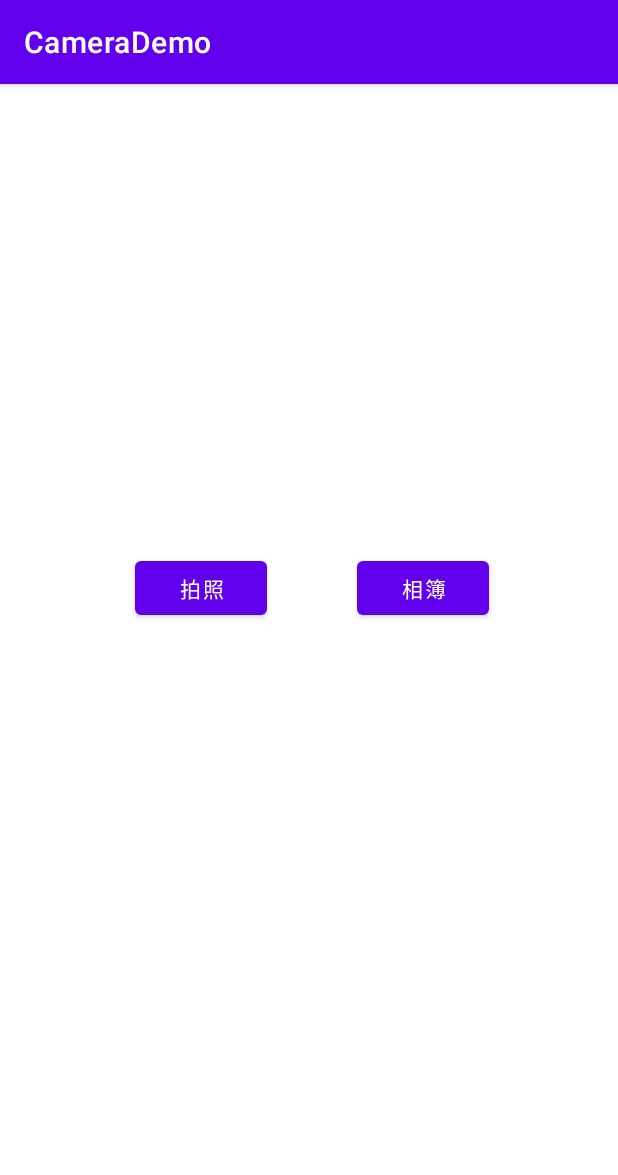
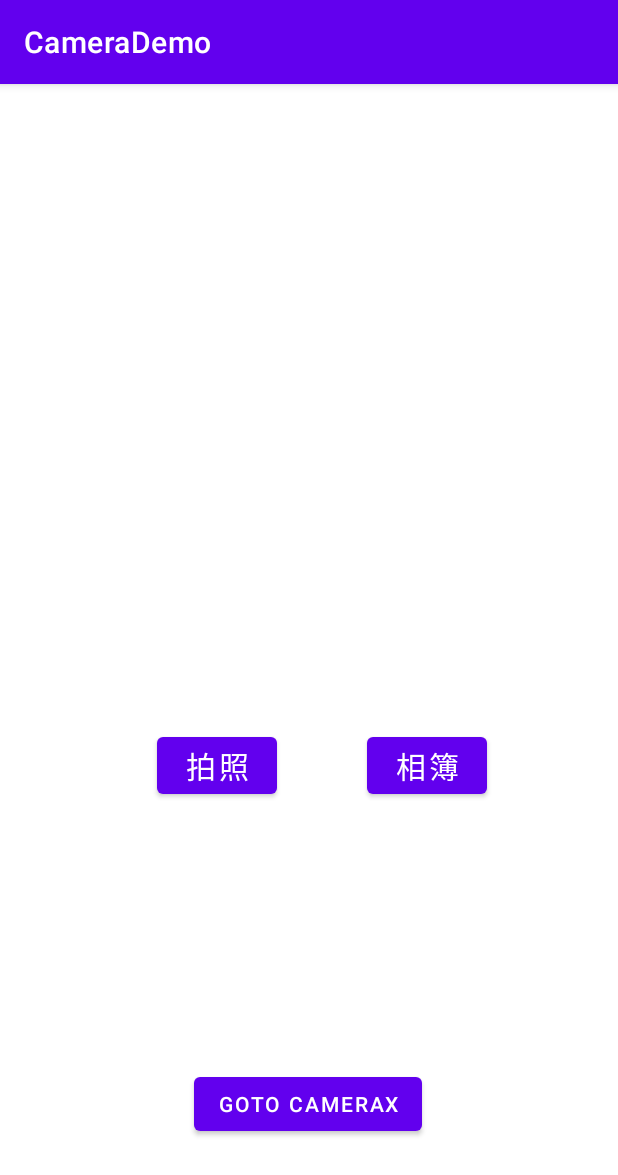
Before and after one commit to klunCheng/CameraDemo, an Android app: the screen it shows after launch (MainActivity), on a phone screen of 412 x 824 dp. Shown: the top 1175 px of the screen. Run offline under Robolectric (Android 15) with nearby library versions, the phone set to English and light mode, and no system bars.

Commit message:
new function for cameraX

```diff
--- a/app/build.gradle
+++ b/app/build.gradle
@@ -24,7 +24,6 @@ android {
     }
 
    buildFeatures{
-
        viewBinding true
    }
 
--- a/app/src/main/AndroidManifest.xml
+++ b/app/src/main/AndroidManifest.xml
@@ -17,6 +17,9 @@
         android:theme="@style/Theme.CameraDemo"
         tools:targetApi="31">
         <activity
+            android:name=".CameraXActivity"
+            android:exported="false" />
+        <activity
             android:name=".MainActivity"
             android:exported="true">
             <intent-filter>
--- a/app/src/main/res/layout/activity_main.xml
+++ b/app/src/main/res/layout/activity_main.xml
@@ -8,36 +8,51 @@
 
     <ImageView
         android:id="@+id/image_photo"
-        android:layout_width="300dp"
-        android:layout_height="200dp"
+        android:layout_width="320dp"
+        android:layout_height="250dp"
         android:background="@color/white"
         app:layout_constraintBottom_toBottomOf="parent"
         app:layout_constraintEnd_toEndOf="parent"
-        app:layout_constraintHorizontal_bias="0.498"
+        app:layout_constraintHorizontal_bias="0.494"
         app:layout_constraintStart_toStartOf="parent"
         app:layout_constraintTop_toTopOf="parent"
-        app:layout_constraintVertical_bias="0.141" />
+        app:layout_constraintVertical_bias="0.145" />
 
     <Button
         android:id="@+id/btn_carema"
-        android:layout_width="wrap_content"
-        android:layout_height="wrap_content"
-        android:layout_marginTop="32dp"
+        android:layout_width="80dp"
+        android:layout_height="50dp"
+        android:layout_marginTop="104dp"
         android:text="拍照"
+        android:textAlignment="center"
+        android:textSize="20sp"
         app:layout_constraintEnd_toEndOf="parent"
-        app:layout_constraintHorizontal_bias="0.278"
+        app:layout_constraintHorizontal_bias="0.316"
         app:layout_constraintStart_toStartOf="parent"
         app:layout_constraintTop_toBottomOf="@+id/image_photo" />
 
     <Button
         android:id="@+id/btn_gallery"
-        android:layout_width="wrap_content"
-        android:layout_height="wrap_content"
+        android:layout_width="80dp"
+        android:layout_height="50dp"
         android:layout_marginStart="60dp"
         android:text="相簿"
+        android:textAlignment="center"
+        android:textSize="20sp"
         app:layout_constraintEnd_toEndOf="parent"
         app:layout_constraintHorizontal_bias="0.0"
         app:layout_constraintStart_toEndOf="@+id/btn_carema"
         app:layout_constraintTop_toTopOf="@+id/btn_carema" />
 
+    <Button
+        android:id="@+id/btn_toX"
+        android:layout_width="wrap_content"
+        android:layout_height="wrap_content"
+        android:layout_marginBottom="64dp"
+        android:text="Goto CameraX"
+        app:layout_constraintBottom_toBottomOf="parent"
+        app:layout_constraintEnd_toEndOf="parent"
+        app:layout_constraintHorizontal_bias="0.498"
+        app:layout_constraintStart_toStartOf="parent" />
+
 </androidx.constraintlayout.widget.ConstraintLayout>
```
Also changed, not shown: app/src/main/java/com/example/camerademo/CameraXActivity.java (added, +137 -0 lines), app/src/main/java/com/example/camerademo/MainActivity.java (+19 -4 lines), app/src/main/res/layout/activity_camera_xactivity.xml (added, +87 -0 lines).
